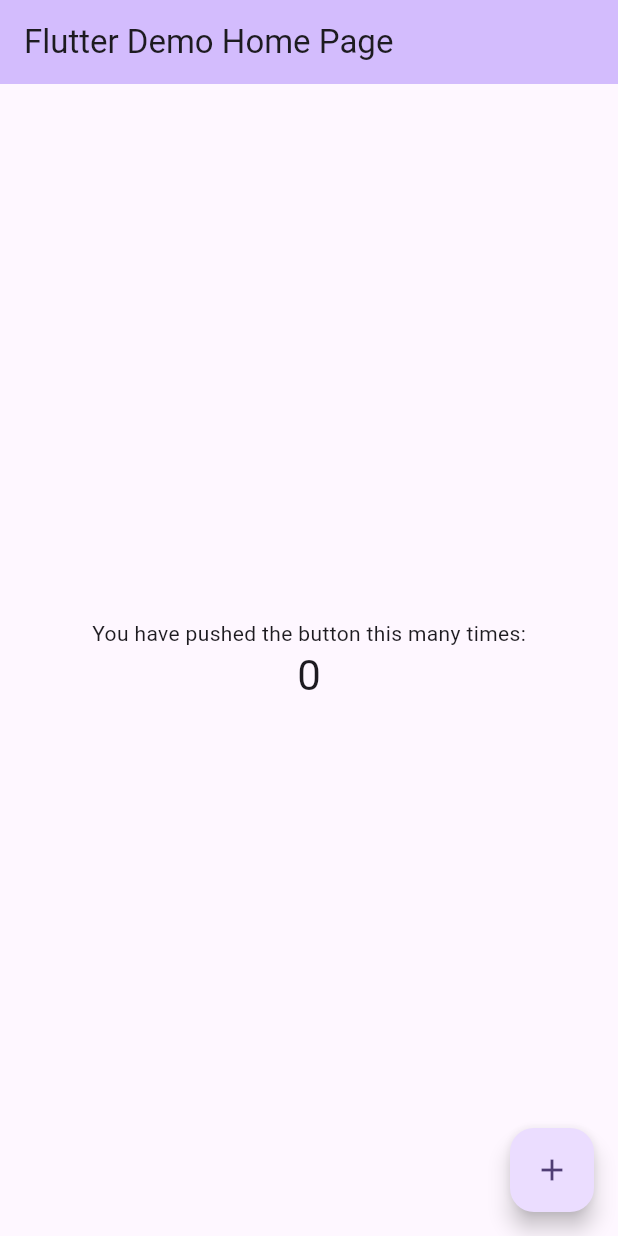
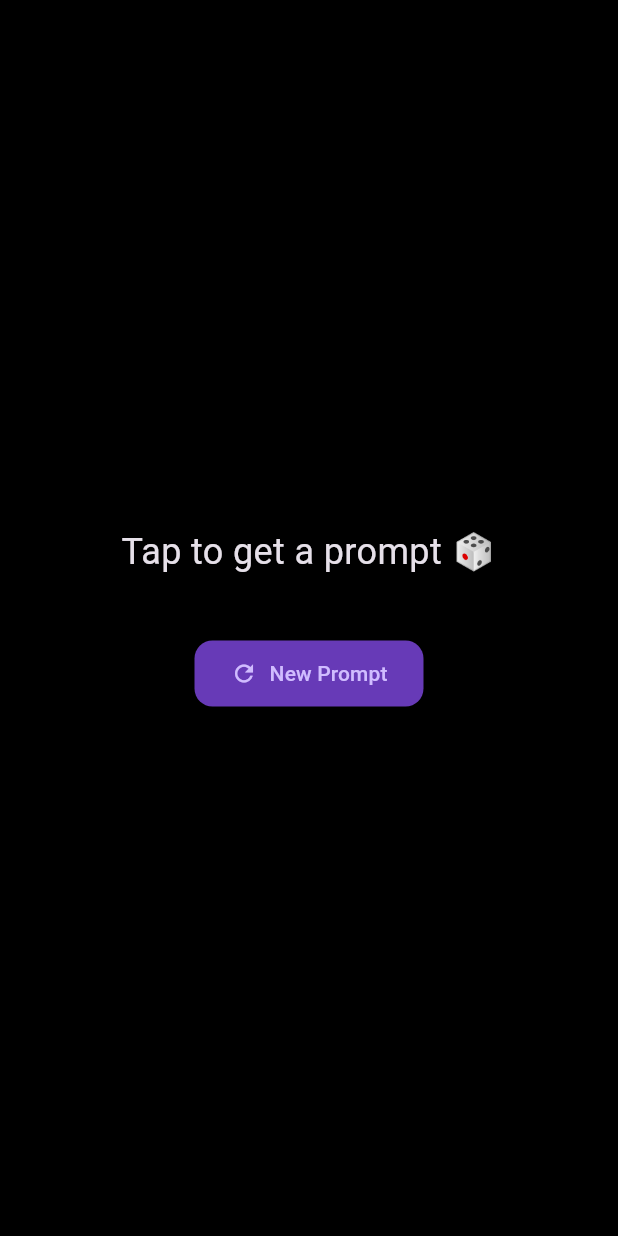
Before and after one commit to Eckkeh/art_prompt_roulette, a Flutter app: the screen it shows after launch, on a phone screen of 412 x 824 dp. Run offline on Flutter 3.47's test engine with Material 3 defaults, Android fonts, the phone set to English and light mode, and no system bars.

Commit message:
Added more prompts

```diff
--- a/lib/main.dart
+++ b/lib/main.dart
@@ -1,122 +1,145 @@
 import 'package:flutter/material.dart';
+import 'dart:math';
 
 void main() {
-  runApp(const MyApp());
+  runApp(ArtPromptRouletteApp());
 }
 
-class MyApp extends StatelessWidget {
-  const MyApp({super.key});
-
-  // This widget is the root of your application.
+class ArtPromptRouletteApp extends StatelessWidget {
   @override
   Widget build(BuildContext context) {
     return MaterialApp(
-      title: 'Flutter Demo',
+      title: 'Art Prompt Roulette',
       theme: ThemeData(
-        // This is the theme of your application.
-        //
-        // TRY THIS: Try running your application with "flutter run". You'll see
-        // the application has a purple toolbar. Then, without quitting the app,
-        // try changing the seedColor in the colorScheme below to Colors.green
-        // and then invoke "hot reload" (save your changes or press the "hot
-        // reload" button in a Flutter-supported IDE, or press "r" if you used
-        // the command line to start the app).
-        //
-        // Notice that the counter didn't reset back to zero; the application
-        // state is not lost during the reload. To reset the state, use hot
-        // restart instead.
-        //
-        // This works for code too, not just values: Most code changes can be
-        // tested with just a hot reload.
-        colorScheme: ColorScheme.fromSeed(seedColor: Colors.deepPurple),
+        primarySwatch: Colors.deepPurple,
+        brightness: Brightness.dark,
+        fontFamily: 'Roboto',
       ),
-      home: const MyHomePage(title: 'Flutter Demo Home Page'),
+      home: PromptHomePage(),
     );
   }
 }
 
-class MyHomePage extends StatefulWidget {
-  const MyHomePage({super.key, required this.title});
-
-  // This widget is the home page of your application. It is stateful, meaning
-  // that it has a State object (defined below) that contains fields that affect
-  // how it looks.
-
-  // This class is the configuration for the state. It holds the values (in this
-  // case the title) provided by the parent (in this case the App widget) and
-  // used by the build method of the State. Fields in a Widget subclass are
-  // always marked "final".
-
-  final String title;
-
+class PromptHomePage extends StatefulWidget {
   @override
-  State<MyHomePage> createState() => _MyHomePageState();
+  _PromptHomePageState createState() => _PromptHomePageState();
 }
 
-class _MyHomePageState extends State<MyHomePage> {
-  int _counter = 0;
+class _PromptHomePageState extends State<PromptHomePage> {
+  final Random _random = Random();
+  String _currentPrompt = 'Tap to get a prompt 🎲';
 
-  void _incrementCounter() {
+  final List<String> subjects = [
+    'a jellyfish',
+    'an abandoned mall',
+    'a lonely fox',
+    'a haunted mirror',
+    'an astronaut in love',
+    'a floating island',
+    'a cyberpunk cityscape',
+    'a mysterious forest',
+    'a dragon sleeping on gold',
+    'a vintage robot',
+    'a steampunk airship',
+    'a neon-lit alley',
+    'a secret underwater city',
+    'a giant clocktower',
+    'an ancient ruin',
+    'a futeristic samurai',
+    'a talking tree',
+    'a crystal cavern',
+    'a forgotten spaceship',
+    'a whimsical carnival',
+  ];
+
+  final List<String> styles = [
+    'in pixel art style',
+    'as a Renaissance painting',
+    'as a tarot card',
+    'with only two colors',
+    'in the style of a cave painting',
+    'like a comic book panel',
+    'with neon lights',
+    'in watercolor',
+    'in surrealism style',
+    'like a 1980s sci-fi poster',
+    'as a stained glass window',
+    'in a minimalist style',
+    'like an impressionist painting',
+    'in black and white',
+    'as a vintage poster',
+    'like a graffiti mural',
+    'in glitch art style',
+    'as a pop art piece',
+    'in a pastel palette',
+    'like a fantasy illustration',
+  ];
+
+  final List<String> moods = [
+    'melancholy',
+    'chaotic',
+    'serene',
+    'dreadful',
+    'surreal',
+    'joyful',
+    'mysterious',
+    'dreamy',
+    'angry',
+    'peaceful',
+    'nostaligic',
+    'whimsical',
+    'tense',
+    'hopeful',
+    'eerie',
+    'playful',
+    'solemn',
+    'enigmatic',
+    'wistful',
+    'melodramatic',
+  ];
+
+  void _generatePrompt() {
+    final subject = subjects[_random.nextInt(subjects.length)];
+    final style = styles[_random.nextInt(styles.length)];
+    final mood = moods[_random.nextInt(moods.length)];
+
     setState(() {
-      // This call to setState tells the Flutter framework that something has
-      // changed in this State, which causes it to rerun the build method below
-      // so that the display can reflect the updated values. If we changed
-      // _counter without calling setState(), then the build method would not be
-      // called again, and so nothing would appear to happen.
-      _counter++;
+      _currentPrompt = 'Draw $subject, $style, feeling $mood.';
     });
   }
 
   @override
   Widget build(BuildContext context) {
-    // This method is rerun every time setState is called, for instance as done
-    // by the _incrementCounter method above.
-    //
-    // The Flutter framework has been optimized to make rerunning build methods
-    // fast, so that you can just rebuild anything that needs updating rather
-    // than having to individually change instances of widgets.
     return Scaffold(
-      appBar: AppBar(
-        // TRY THIS: Try changing the color here to a specific color (to
-        // Colors.amber, perhaps?) and trigger a hot reload to see the AppBar
-        // change color while the other colors stay the same.
-        backgroundColor: Theme.of(context).colorScheme.inversePrimary,
-        // Here we take the value from the MyHomePage object that was created by
-        // the App.build method, and use it to set our appbar title.
-        title: Text(widget.title),
-      ),
+      backgroundColor: Colors.black,
       body: Center(
-        // Center is a layout widget. It takes a single child and positions it
-        // in the middle of the parent.
-        child: Column(
-          // Column is also a layout widget. It takes a list of children and
-          // arranges them vertically. By default, it sizes itself to fit its
-          // children horizontally, and tries to be as tall as its parent.
-          //
-          // Column has various properties to control how it sizes itself and
-          // how it positions its children. Here we use mainAxisAlignment to
-          // center the children vertically; the main axis here is the vertical
-          // axis because Columns are vertical (the cross axis would be
-          // horizontal).
-          //
-          // TRY THIS: Invoke "debug painting" (choose the "Toggle Debug Paint"
-          // action in the IDE, or press "p" in the console), to see the
-          // wireframe for each widget.
-          mainAxisAlignment: MainAxisAlignment.center,
-          children: <Widget>[
-            const Text('You have pushed the button this many times:'),
-            Text(
-              '$_counter',
-              style: Theme.of(context).textTheme.headlineMedium,
-            ),
-          ],
+        child: Padding(
+          padding: const EdgeInsets.all(24.0),
+          child: Column(
+            mainAxisAlignment: MainAxisAlignment.center,
+            children: [
+              Text(
+                _currentPrompt,
+                style: TextStyle(fontSize: 24.0),
+                textAlign: TextAlign.center,
+              ),
+              SizedBox(height: 40),
+              ElevatedButton.icon(
+                onPressed: _generatePrompt,
+                icon: Icon(Icons.refresh),
+                label: Text('New Prompt'),
+                style: ElevatedButton.styleFrom(
+                  padding: EdgeInsets.symmetric(horizontal: 24, vertical: 12),
+                  backgroundColor: Colors.deepPurple,
+                  shape: RoundedRectangleBorder(
+                    borderRadius: BorderRadius.circular(12),
+                  ),
+                ),
+              ),
+            ],
+          ),
         ),
       ),
-      floatingActionButton: FloatingActionButton(
-        onPressed: _incrementCounter,
-        tooltip: 'Increment',
-        child: const Icon(Icons.add),
-      ), // This trailing comma makes auto-formatting nicer for build methods.
     );
   }
 }
```
